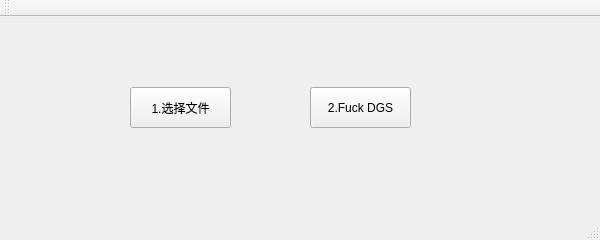
flynnjiang/tools, file FuckDGS/mainwindow.ui: the form before one commit.
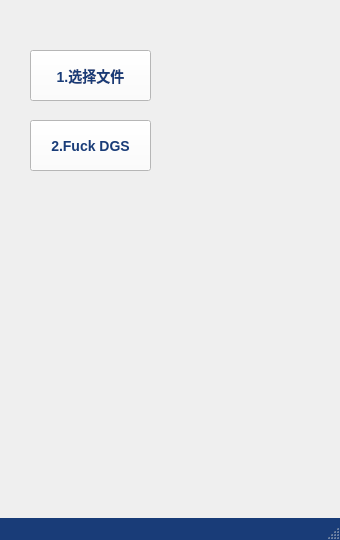
The form after the commit. Icons and pictures are not drawn.

Patch:
```diff
--- a/FuckDGS/mainwindow.ui
+++ b/FuckDGS/mainwindow.ui
@@ -6,39 +6,51 @@
    <rect>
     <x>0</x>
     <y>0</y>
-    <width>600</width>
-    <height>240</height>
+    <width>340</width>
+    <height>540</height>
    </rect>
   </property>
-  <property name="sizePolicy">
-   <sizepolicy hsizetype="Fixed" vsizetype="Fixed">
-    <horstretch>0</horstretch>
-    <verstretch>0</verstretch>
-   </sizepolicy>
-  </property>
   <property name="minimumSize">
    <size>
-    <width>600</width>
-    <height>240</height>
+    <width>340</width>
+    <height>540</height>
    </size>
   </property>
   <property name="maximumSize">
    <size>
-    <width>600</width>
-    <height>240</height>
+    <width>340</width>
+    <height>540</height>
    </size>
   </property>
   <property name="windowTitle">
    <string>Fuck DGS</string>
   </property>
+  <property name="styleSheet">
+   <string notr="true">QMainWindow {
+	background-image: url(:/images/freedom.jpg);
+}
+
+QPushButton {
+	font-family: &quot;微软雅黑&quot;;
+	font-weight: bold;
+	font-size: 14px;
+	color: rgb(25,60,120);
+	background-color: white;
+}
+
+QStatusBar {
+	color: white;
+	background-color: rgb(25,60,120);
+}</string>
+  </property>
   <widget class="QWidget" name="centralWidget">
    <widget class="QPushButton" name="pushButtonSelect">
     <property name="geometry">
      <rect>
-      <x>130</x>
-      <y>70</y>
-      <width>101</width>
-      <height>41</height>
+      <x>30</x>
+      <y>50</y>
+      <width>121</width>
+      <height>51</height>
      </rect>
     </property>
     <property name="text">
@@ -48,12 +60,15 @@
    <widget class="QPushButton" name="pushButtonFuck">
     <property name="geometry">
      <rect>
-      <x>310</x>
-      <y>70</y>
-      <width>101</width>
-      <height>41</height>
+      <x>30</x>
+      <y>120</y>
+      <width>121</width>
+      <height>51</height>
      </rect>
     </property>
+    <property name="autoFillBackground">
+     <bool>false</bool>
+    </property>
     <property name="text">
      <string>2.Fuck DGS</string>
     </property>
@@ -69,14 +84,6 @@
     </rect>
    </property>
   </widget>
-  <widget class="QToolBar" name="mainToolBar">
-   <attribute name="toolBarArea">
-    <enum>TopToolBarArea</enum>
-   </attribute>
-   <attribute name="toolBarBreak">
-    <bool>false</bool>
-   </attribute>
-  </widget>
   <widget class="QStatusBar" name="statusBar"/>
  </widget>
  <layoutdefault spacing="6" margin="11"/>
```
Left out of the diff: 2 changed lines with no effect on the pictures.
